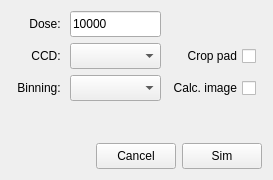
Qt form src/gui/frames/temframe.ui (JJPPeters/clTEM) before a commit.
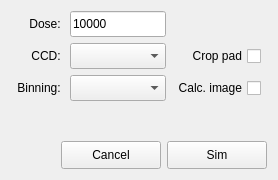
The same form after that commit. Custom widgets are drawn as their Qt base class.

What changed in the file:
```diff
--- a/src/gui/frames/temframe.ui
+++ b/src/gui/frames/temframe.ui
@@ -216,7 +216,7 @@
     </spacer>
    </item>
    <item row="6" column="0" colspan="5">
-    <layout class="QGridLayout" name="gridLayout_2">
+    <layout class="QGridLayout" name="gridLayout_2" columnminimumwidth="50,100,100">
      <item row="0" column="2">
       <widget class="QPushButton" name="btnSim">
        <property name="sizePolicy">
@@ -228,7 +228,7 @@
        <property name="minimumSize">
         <size>
          <width>0</width>
-         <height>26</height>
+         <height>28</height>
         </size>
        </property>
        <property name="maximumSize">
@@ -256,7 +256,7 @@
        <property name="minimumSize">
         <size>
          <width>0</width>
-         <height>26</height>
+         <height>28</height>
         </size>
        </property>
        <property name="maximumSize">
```
Left out of the diff: 274 changed lines with no effect on the pictures.
